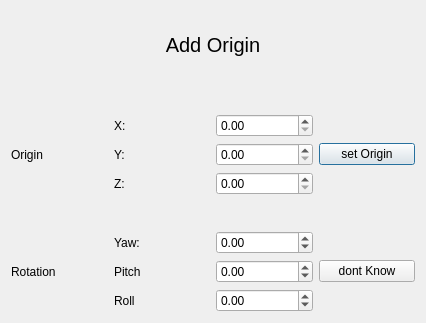
lerchi0/RobotPathWorkbench, file updateOrigin.ui: the form before one commit.
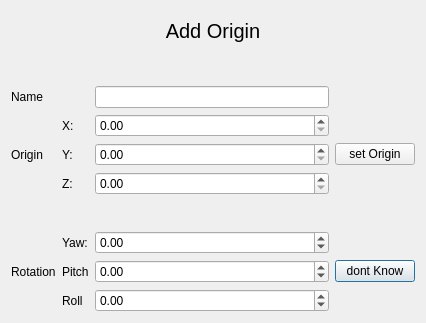
The form after the commit.

Patch:
```diff
--- a/updateOrigin.ui
+++ b/updateOrigin.ui
@@ -17,47 +17,107 @@
    <set>Qt::ImhDigitsOnly</set>
   </property>
   <layout class="QGridLayout" name="gridLayout">
-   <item row="3" column="2">
-    <widget class="QDoubleSpinBox" name="Box_Origin_X"/>
+   <item row="9" column="2">
+    <widget class="QDoubleSpinBox" name="Box_Rot_Y">
+     <property name="minimum">
+      <double>-180.000000000000000</double>
+     </property>
+     <property name="maximum">
+      <double>180.000000000000000</double>
+     </property>
+    </widget>
    </item>
-   <item row="4" column="0">
+   <item row="8" column="2">
+    <widget class="QDoubleSpinBox" name="Box_Rot_Z">
+     <property name="minimum">
+      <double>-180.000000000000000</double>
+     </property>
+     <property name="maximum">
+      <double>180.000000000000000</double>
+     </property>
+    </widget>
+   </item>
+   <item row="10" column="2">
+    <widget class="QDoubleSpinBox" name="Box_Rot_X">
+     <property name="minimum">
+      <double>-180.000000000000000</double>
+     </property>
+     <property name="maximum">
+      <double>180.000000000000000</double>
+     </property>
+    </widget>
+   </item>
+   <item row="6" column="1">
+    <widget class="QLabel" name="label_6">
+     <property name="text">
+      <string>Z:</string>
+     </property>
+    </widget>
+   </item>
+   <item row="5" column="0">
     <widget class="QLabel" name="label_2">
      <property name="text">
       <string>Origin</string>
      </property>
     </widget>
    </item>
+   <item row="4" column="2">
+    <widget class="QDoubleSpinBox" name="Box_Origin_X"/>
+   </item>
+   <item row="4" column="1">
+    <widget class="QLabel" name="label_4">
+     <property name="text">
+      <string>X:</string>
+     </property>
+    </widget>
+   </item>
    <item row="6" column="2">
-    <spacer name="verticalSpacer">
-     <property name="orientation">
-      <enum>Qt::Vertical</enum>
+    <widget class="QDoubleSpinBox" name="Box_Origin_Z"/>
+   </item>
+   <item row="5" column="2">
+    <widget class="QDoubleSpinBox" name="Box_Origin_Y"/>
+   </item>
+   <item row="5" column="1">
+    <widget class="QLabel" name="label_5">
+     <property name="text">
+      <string>Y:</string>
      </property>
-     <property name="sizeType">
-      <enum>QSizePolicy::Fixed</enum>
+    </widget>
+   </item>
+   <item row="8" column="1">
+    <widget class="QLabel" name="label_3">
+     <property name="text">
+      <string>Yaw:</string>
      </property>
-     <property name="sizeHint" stdset="0">
-      <size>
-       <width>10</width>
-       <height>30</height>
-      </size>
+    </widget>
+   </item>
+   <item row="9" column="3">
+    <widget class="QPushButton" name="pushButton">
+     <property name="text">
+      <string>dont Know</string>
      </property>
-    </spacer>
+    </widget>
    </item>
-   <item row="2" column="0">
-    <spacer name="verticalSpacer_2">
-     <property name="orientation">
-      <enum>Qt::Vertical</enum>
+   <item row="9" column="1">
+    <widget class="QLabel" name="label_7">
+     <property name="text">
+      <string>Pitch</string>
      </property>
-     <property name="sizeType">
-      <enum>QSizePolicy::Fixed</enum>
+    </widget>
+   </item>
+   <item row="9" column="0">
+    <widget class="QLabel" name="label_9">
+     <property name="text">
+      <string>Rotation</string>
      </property>
-     <property name="sizeHint" stdset="0">
-      <size>
-       <width>10</width>
-       <height>30</height>
-      </size>
+    </widget>
+   </item>
+   <item row="10" column="1">
+    <widget class="QLabel" name="label_8">
+     <property name="text">
+      <string>Roll</string>
      </property>
-    </spacer>
+    </widget>
    </item>
    <item row="1" column="0" colspan="4">
     <widget class="QLabel" name="label">
@@ -77,102 +137,56 @@
      </property>
     </widget>
    </item>
-   <item row="4" column="3">
+   <item row="7" column="2">
+    <spacer name="verticalSpacer">
+     <property name="orientation">
+      <enum>Qt::Vertical</enum>
+     </property>
+     <property name="sizeType">
+      <enum>QSizePolicy::Fixed</enum>
+     </property>
+     <property name="sizeHint" stdset="0">
+      <size>
+       <width>10</width>
+       <height>30</height>
+      </size>
+     </property>
+    </spacer>
+   </item>
+   <item row="5" column="3">
     <widget class="QPushButton" name="buttonSetStart">
      <property name="text">
       <string>set Origin</string>
      </property>
     </widget>
    </item>
-   <item row="4" column="1">
-    <widget class="QLabel" name="label_5">
-     <property name="text">
-      <string>Y:</string>
+   <item row="2" column="0">
+    <spacer name="verticalSpacer_2">
+     <property name="orientation">
+      <enum>Qt::Vertical</enum>
      </property>
-    </widget>
-   </item>
-   <item row="4" column="2">
-    <widget class="QDoubleSpinBox" name="Box_Origin_Y"/>
-   </item>
-   <item row="3" column="1">
-    <widget class="QLabel" name="label_4">
-     <property name="text">
-      <string>X:</string>
+     <property name="sizeType">
+      <enum>QSizePolicy::Fixed</enum>
      </property>
-    </widget>
-   </item>
-   <item row="5" column="2">
-    <widget class="QDoubleSpinBox" name="Box_Origin_Z"/>
-   </item>
-   <item row="5" column="1">
-    <widget class="QLabel" name="label_6">
-     <property name="text">
-      <string>Z:</string>
+     <property name="sizeHint" stdset="0">
+      <size>
+       <width>10</width>
+       <height>30</height>
+      </size>
      </property>
-    </widget>
+    </spacer>
    </item>
-   <item row="7" column="2">
-    <widget class="QDoubleSpinBox" name="Box_Rot_Z">
-     <property name="minimum">
-      <double>-180.000000000000000</double>
-     </property>
-     <property name="maximum">
-      <double>180.000000000000000</double>
-     </property>
-    </widget>
-   </item>
-   <item row="8" column="2">
-    <widget class="QDoubleSpinBox" name="Box_Rot_Y">
-     <property name="minimum">
-      <double>-180.000000000000000</double>
-     </property>
-     <property name="maximum">
-      <double>180.000000000000000</double>
-     </property>
-    </widget>
-   </item>
-   <item row="9" column="2">
-    <widget class="QDoubleSpinBox" name="Box_Rot_X">
-     <property name="minimum">
-      <double>-180.000000000000000</double>
-     </property>
-     <property name="maximum">
-      <double>180.000000000000000</double>
-     </property>
-    </widget>
-   </item>
-   <item row="8" column="3">
-    <widget class="QPushButton" name="pushButton">
+   <item row="3" column="0">
+    <widget class="QLabel" name="label_10">
      <property name="text">
-      <string>dont Know</string>
+      <string>Name</string>
      </property>
     </widget>
    </item>
-   <item row="7" column="1">
-    <widget class="QLabel" name="label_3">
-     <property name="text">
-      <string>Yaw:</string>
-     </property>
-    </widget>
-   </item>
-   <item row="8" column="1">
-    <widget class="QLabel" name="label_7">
-     <property name="text">
-      <string>Pitch</string>
-     </property>
-    </widget>
-   </item>
-   <item row="9" column="1">
-    <widget class="QLabel" name="label_8">
-     <property name="text">
-      <string>Roll</string>
-     </property>
-    </widget>
-   </item>
-   <item row="8" column="0">
-    <widget class="QLabel" name="label_9">
-     <property name="text">
-      <string>Rotation</string>
+   <item row="3" column="2">
+    <widget class="QLineEdit" name="Box_Origin_Name">
+     <property name="clearButtonEnabled">
+      <bool>false</bool>
      </property>
     </widget>
    </item>
```
